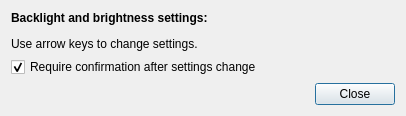
lxqt/lxqt-config, file lxqt-config-brightness/brightnesssettings.ui: the form before one commit.
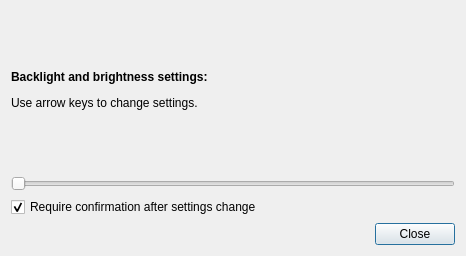
The form after the commit. Icons and pictures are not drawn.

Commit message: Backlight control updated.

What changed in the file:
```diff
--- a/lxqt-config-brightness/brightnesssettings.ui
+++ b/lxqt-config-brightness/brightnesssettings.ui
@@ -6,8 +6,8 @@
    <rect>
     <x>0</x>
     <y>0</y>
-    <width>406</width>
-    <height>110</height>
+    <width>466</width>
+    <height>256</height>
    </rect>
   </property>
   <property name="windowTitle">
@@ -26,6 +26,13 @@
      </property>
     </widget>
    </item>
+   <item>
+    <widget class="QSlider" name="backlightSlider">
+     <property name="orientation">
+      <enum>Qt::Horizontal</enum>
+     </property>
+    </widget>
+   </item>
    <item>
     <layout class="QVBoxLayout" name="layout"/>
    </item>
```
Left out of the diff: 3 changed lines with no effect on the pictures. The commit also changes 3 other files.
